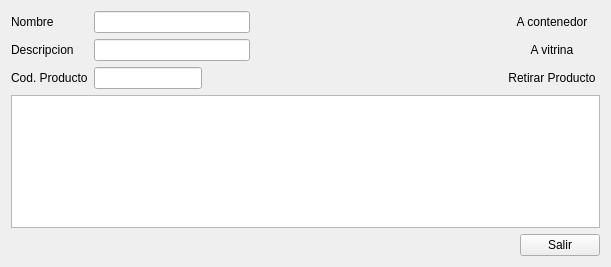
The window that vitrina/ui_contenedor_datos.ui (rodety/Jireh) describes before a commit, drawn with Qt 5.
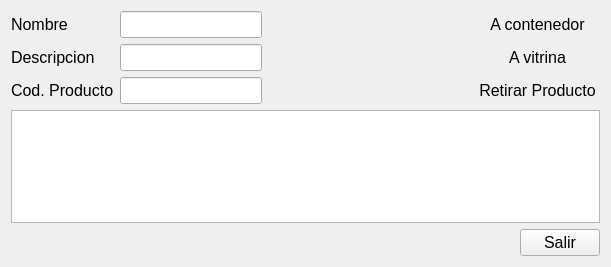
The same window after the commit. Icons and pictures are not drawn.

```diff
--- a/vitrina/ui_contenedor_datos.ui
+++ b/vitrina/ui_contenedor_datos.ui
@@ -10,6 +10,11 @@
     <height>267</height>
    </rect>
   </property>
+  <property name="font">
+   <font>
+    <pointsize>12</pointsize>
+   </font>
+  </property>
   <property name="windowTitle">
    <string>Contenedor</string>
   </property>
```
